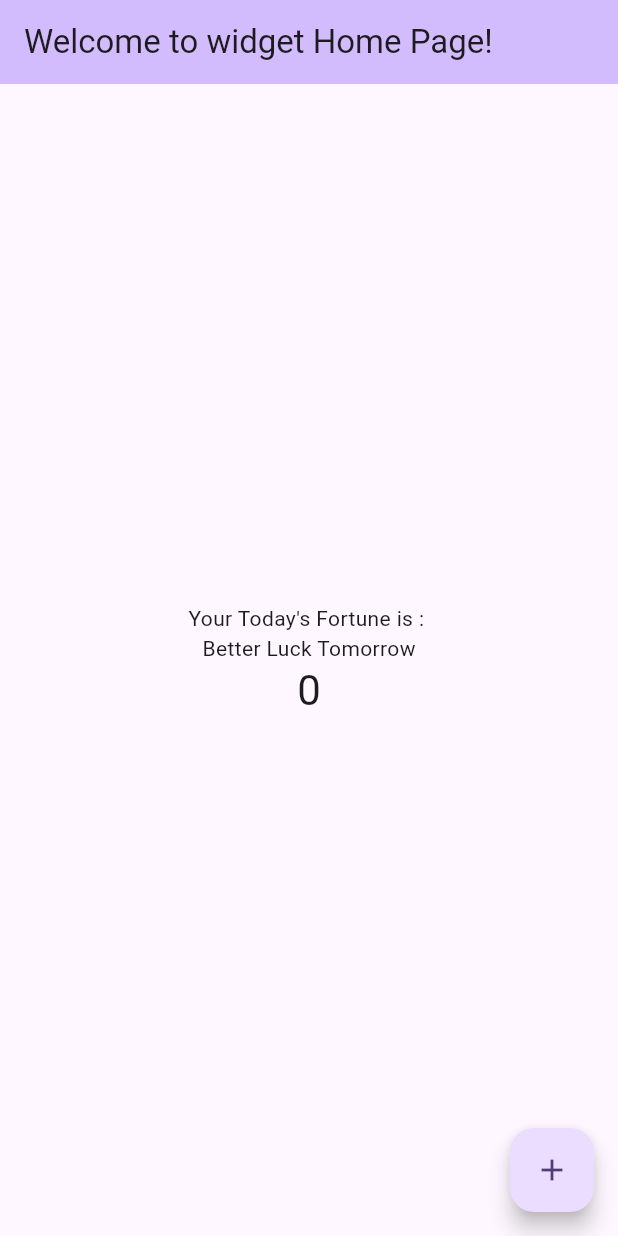
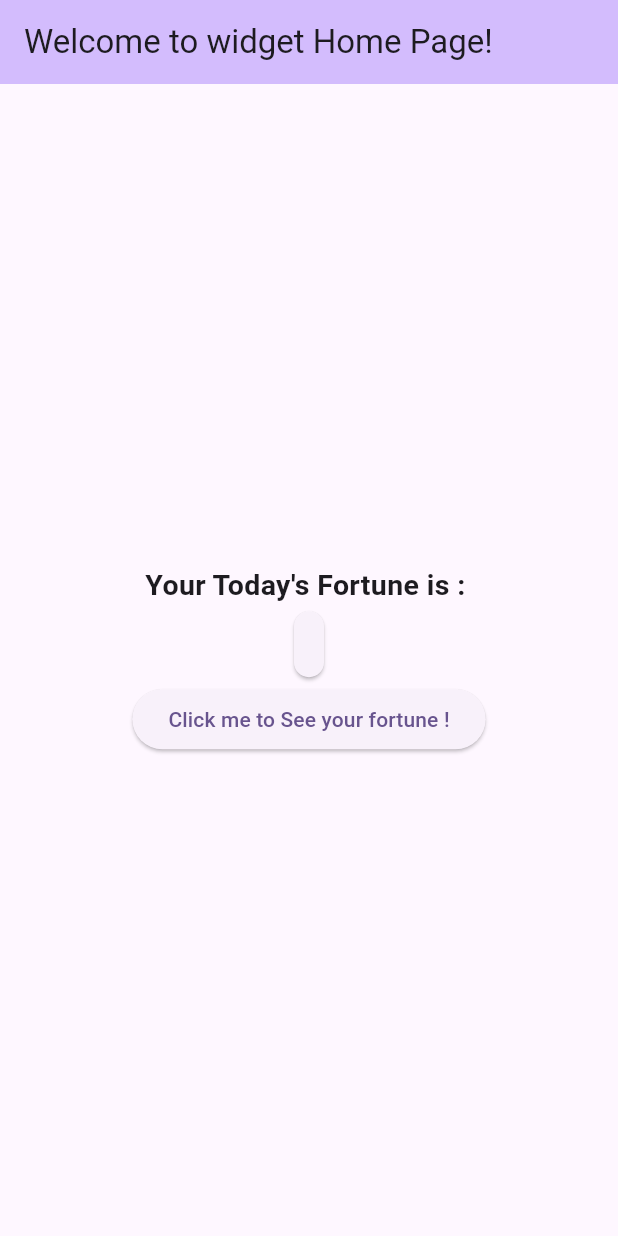
Before and after one commit to mustaqeem-m/Fortune-Cookies-Flutter, a Flutter app: the screen it shows after launch, on a phone screen of 412 x 824 dp. Run offline on Flutter 3.47's test engine with Material 3 defaults, Android fonts, the phone set to English and light mode, and no system bars.

Commit message:
Added Elevated Button and some styles

```diff
--- a/lib/main.dart
+++ b/lib/main.dart
@@ -1,4 +1,5 @@
 import 'package:flutter/material.dart';
+import "dart:math";
 
 void main() {
   runApp(const MyApp());
@@ -6,28 +7,11 @@ void main() {
 
 class MyApp extends StatelessWidget {
   const MyApp({super.key});
-
-  // This widget is the root of your application.
   @override
   Widget build(BuildContext context) {
     return MaterialApp(
       title: 'Flutter Demo',
       theme: ThemeData(
-        // This is the theme of your application.
-        //
-        // TRY THIS: Try running your application with "flutter run". You'll see
-        // the application has a purple toolbar. Then, without quitting the app,
-        // try changing the seedColor in the colorScheme below to Colors.green
-        // and then invoke "hot reload" (save your changes or press the "hot
-        // reload" button in a Flutter-supported IDE, or press "r" if you used
-        // the command line to start the app).
-        //
-        // Notice that the counter didn't reset back to zero; the application
-        // state is not lost during the reload. To reset the state, use hot
-        // restart instead.
-        //
-        // This works for code too, not just values: Most code changes can be
-        // tested with just a hot reload.
         colorScheme: ColorScheme.fromSeed(seedColor: Colors.deepPurple),
       ),
       home: MyHomePage(),
@@ -37,17 +21,6 @@ class MyApp extends StatelessWidget {
 
 class MyHomePage extends StatefulWidget {
   const MyHomePage({super.key});
-  final String _currentFortune = "";
-
-  // This widget is the home page of your application. It is stateful, meaning
-  // that it has a State object (defined below) that contains fields that affect
-  // how it looks.
-
-  // This class is the configuration for the state. It holds the values (in this
-  // case the title) provided by the parent (in this case the App widget) and
-  // used by the build method of the State. Fields in a Widget subclass are
-  // always marked "final".
-
   @override
   State<MyHomePage> createState() => _MyHomePageState();
 }
@@ -57,81 +30,106 @@ class _MyHomePageState extends State<MyHomePage> {
   String _currentFortune = "";
 
   final _fortuneList = [
-    "Better Luck Tomorrow",
-    "Have a nice day",
-    "Better days are ahead",
-    "You ll find a Treasure today",
-  ];
+  "Better luck tomorrow.",
+  "Have a nice day.",
+  "Better days are ahead.",
+  "You’ll find a treasure today.",
+  "Something you lost will return.",
+  "An old friend will contact you soon.",
+  "You are capable of amazing things.",
+  "Success is just around the corner.",
+  "Your hard work will pay off soon.",
+  "Trust your instincts today.",
+  "A surprise awaits you tonight.",
+  "Dream big — it's almost time.",
+  "Love will find you unexpectedly.",
+  "You are wiser than you think.",
+  "Adventure is calling — pick up.",
+  "Your energy is magnetic today.",
+  "Expect the unexpected.",
+  "Luck is preparing a visit.",
+  "Speak less. Listen more.",
+  "You are the storm, not the breeze.",
+  "Everything you need is within you.",
+  "Joy is hidden in the little things.",
+  "You will inspire someone today.",
+  "You are aligned with your purpose.",
+  "A new opportunity is forming silently.",
+  "Healing is happening behind the scenes.",
+  "Your silence will speak volumes today.",
+  "Let go of control — flow will find you.",
+  "Take the leap — the net will appear.",
+  "Greatness doesn’t rush — you're on time.",
+  "Your intuition already knows the way.",
+  "Today is a portal — walk boldly.",
+  "Your path is protected by unseen hands.",
+  "A hidden gift is wrapped in delay.",
+  "You're not behind — you're in incubation.",
+  "Balance will find you when you breathe.",
+  "Even shadows are proof of light.",
+  "You’re building something eternal.",
+  "Peace begins in your pause.",
+  "Doubt dies in disciplined action.",
+];
+
 
   void _randomFortune() {
-    var random = Random()
+    var random = Random();
+    int fortune = random.nextInt(_fortuneList.length);
+    setState(() {
+      _currentFortune = _fortuneList[fortune];
+    });
+    print(_currentFortune);
   }
 
   void _incrementCounter() {
     setState(() {
-      // This call to setState tells the Flutter framework that something has
-      // changed in this State, which causes it to rerun the build method below
-      // so that the display can reflect the updated values. If we changed
-      // _counter without calling setState(), then the build method would not be
-      // called again, and so nothing would appear to happen.
       _counter++;
     });
   }
 
   @override
   Widget build(BuildContext context) {
-    // This method is rerun every time setState is called, for instance as done
-    // by the _incrementCounter method above.
-    //
-    // The Flutter framework has been optimized to make rerunning build methods
-    // fast, so that you can just rebuild anything that needs updating rather
-    // than having to individually change instances of widgets.
     return Scaffold(
       appBar: AppBar(
-        // TRY THIS: Try changing the color here to a specific color (to
-        // Colors.amber, perhaps?) and trigger a hot reload to see the AppBar
-        // change color while the other colors stay the same.
         backgroundColor: Theme.of(context).colorScheme.inversePrimary,
-        // Here we take the value from the MyHomePage object that was created by
-        // the App.build method, and use it to set our appbar title.
         title: Text("Welcome to widget Home Page!"),
       ),
       body: Center(
-        // Center is a layout widget. It takes a single child and positions it
-        // in the middle of the parent.
+
         child: Column(
-          // Column is also a layout widget. It takes a list of children and
-          // arranges them vertically. By default, it sizes itself to fit its
-          // children horizontally, and tries to be as tall as its parent.
-          //
-          // Column has various properties to control how it sizes itself and
-          // how it positions its children. Here we use mainAxisAlignment to
-          // center the children vertically; the main axis here is the vertical
-          // axis because Columns are vertical (the cross axis would be
-          // horizontal).
-          //
-          // TRY THIS: Invoke "debug painting" (choose the "Toggle Debug Paint"
-          // action in the IDE, or press "p" in the console), to see the
-          // wireframe for each widget.
           mainAxisAlignment: MainAxisAlignment.center,
           children: <Widget>[
-            Text("Your Today's Fortune is : "),
-            Text(
-              _fortuneList[_counter % _fortuneList.length],
-            ), //! its values already return a string so we dont need to wrap it in a string
+            Text("Your Today's Fortune is : ",
+            style: TextStyle(
+            fontSize: 19,
+            fontWeight: FontWeight.bold
+            )
 
-            Text(
-              '$_counter',
-              style: Theme.of(context).textTheme.headlineMedium,
             ),
+            Card(
+              child:  Padding(
+                padding: const EdgeInsets.all(10.0),
+                child: Text(
+                _currentFortune,
+                style: Theme.of(context).textTheme.titleMedium?.copyWith(
+                  fontWeight: FontWeight.bold,
+                )
+                            ),
+              ),
+          ),
+          ElevatedButton(
+            onPressed: _randomFortune,
+            child: Text("Click me to See your fortune !")
+            )
           ],
         ),
       ),
-      floatingActionButton: FloatingActionButton(
-        onPressed: _incrementCounter,
-        tooltip: 'Increment',
-        child: const Icon(Icons.add),
-      ), // This trailing comma makes auto-formatting nicer for build methods.
+      // floatingActionButton: FloatingActionButton(
+      //   onPressed: _randomFortune,
+      //   tooltip: 'Increment',
+      //   child: const Icon(Icons.add),
+      // ),
     );
   }
 }
```
Also changed, not shown: 2 other files.
